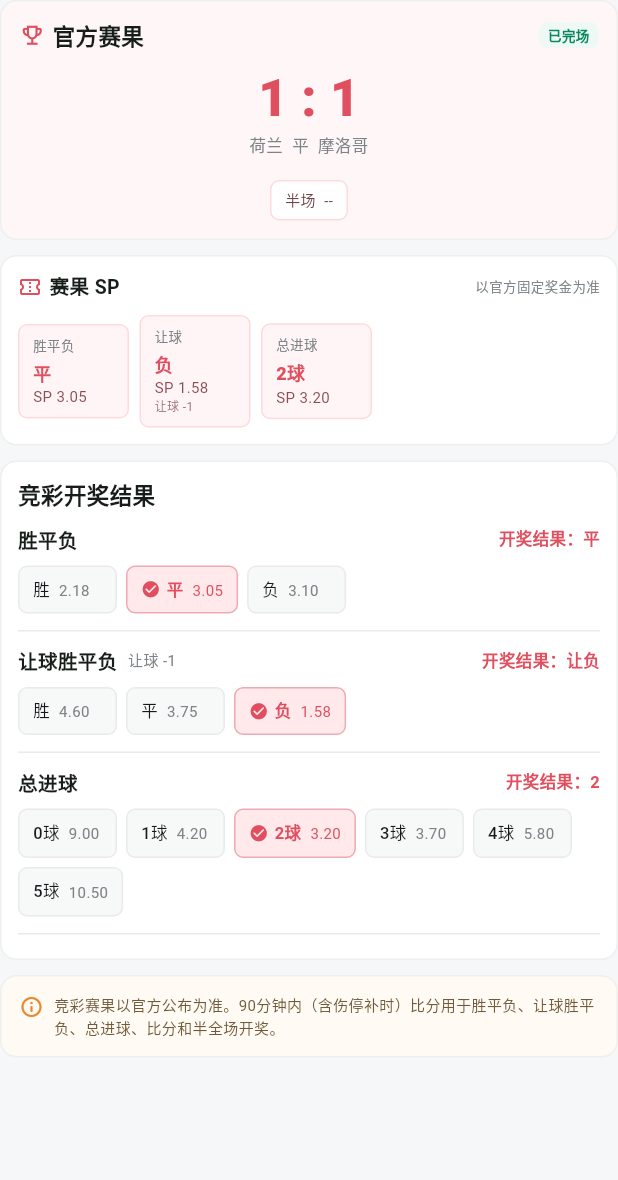
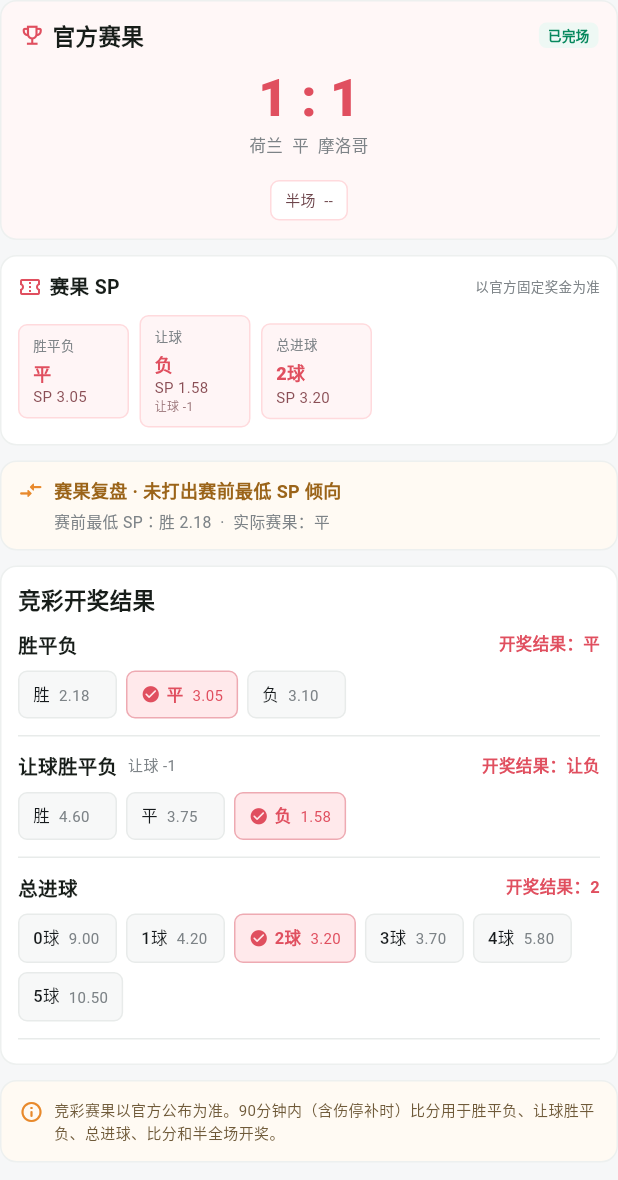
Before and after one commit to qq1141313485-ai/dropll, a Flutter app: the _ResultsTab widget shown alone on an empty page, opened directly with sample values from the repository, on a phone screen of 412 x 824 dp. Shown: the top 1180 px of the screen. Run offline on Flutter 3.47's test engine with Material 3 defaults, Android fonts, the phone set to English and light mode, and no system bars; our stand-ins replace share_plus, shared_preferences; accounts and stored records are empty.

Commit message:
feat: add odds-based recap to settled match details

```diff
--- a/lib/match_detail_page.dart
+++ b/lib/match_detail_page.dart
@@ -1276,6 +1276,13 @@ class _ResultsTab extends StatelessWidget {
           const SizedBox(height: 10),
           _ResultSpStrip(markets: markets),
         ],
+        if (match.had.isNotEmpty) ...[
+          const SizedBox(height: 10),
+          _ResultReview(
+            match: match,
+            actualOutcome: _normalOutcome(full.$1, full.$2),
+          ),
+        ],
         const SizedBox(height: 10),
         _Surface(
           padding: const EdgeInsets.fromLTRB(11, 11, 11, 6),
@@ -1423,6 +1430,53 @@ class _ResultSpItem extends StatelessWidget {
           if (note != null)
             Text(note!,
                 style: const TextStyle(fontSize: 8, color: Color(0xff9c777b))),
+        ],
+      ),
+    );
+  }
+}
+
+class _ResultReview extends StatelessWidget {
+  const _ResultReview({required this.match, required this.actualOutcome});
+
+  final MatchItem match;
+  final String actualOutcome;
+
+  @override
+  Widget build(BuildContext context) {
+    final favorite = _favorite(match.had);
+    if (favorite == null) return const SizedBox.shrink();
+    final matched = favorite.$1 == actualOutcome;
+    final label = matched ? '打出赛前最低 SP 倾向' : '未打出赛前最低 SP 倾向';
+    return _Surface(
+      color: matched ? const Color(0xfff3faf7) : const Color(0xfffffaf3),
+      padding: const EdgeInsets.fromLTRB(11, 10, 11, 10),
+      child: Row(
+        crossAxisAlignment: CrossAxisAlignment.start,
+        children: [
+          Icon(
+            matched ? Icons.task_alt_rounded : Icons.compare_arrows_rounded,
+            size: 17,
+            color: matched ? _green : _orange,
+          ),
+          const SizedBox(width: 7),
+          Expanded(
+            child: Column(
+              crossAxisAlignment: CrossAxisAlignment.start,
+              children: [
+                Text('赛果复盘 · $label',
+                    style: TextStyle(
+                        fontSize: 12,
+                        color: matched ? _greenDark : const Color(0xff9b6419),
+                        fontWeight: FontWeight.w700)),
+                const SizedBox(height: 4),
+                Text(
+                  '赛前最低 SP：${_outcomeLabel(favorite.$1)} ${_odd(favorite.$2)}  ·  实际赛果：$actualOutcome',
+                  style: const TextStyle(fontSize: 10.5, color: _muted),
+                ),
+              ],
+            ),
+          ),
         ],
       ),
     );
```
